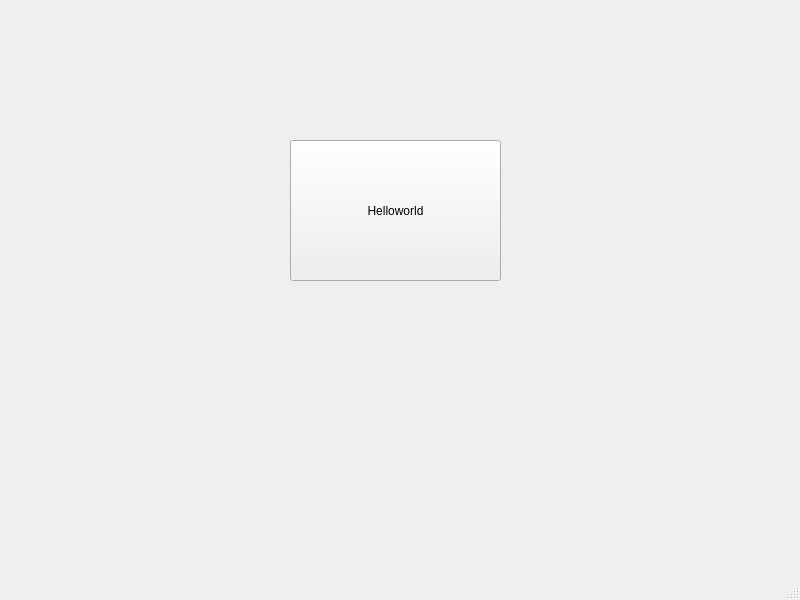
Qt form mainwindow.ui (wenchao0514/DHelloWorld) before a commit.
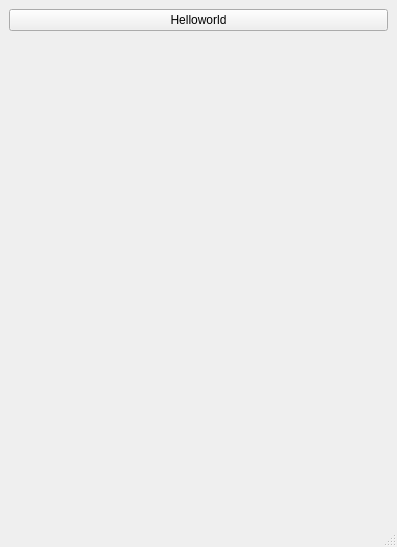
The same form after that commit.

Commit message: hello world *4

What changed in the file:
```diff
--- a/mainwindow.ui
+++ b/mainwindow.ui
@@ -6,49 +6,91 @@
    <rect>
     <x>0</x>
     <y>0</y>
-    <width>800</width>
-    <height>600</height>
+    <width>397</width>
+    <height>547</height>
    </rect>
   </property>
   <property name="windowTitle">
    <string>MainWindow</string>
   </property>
   <widget class="QWidget" name="centralwidget">
-   <widget class="QPushButton" name="pushButton">
-    <property name="geometry">
-     <rect>
-      <x>290</x>
-      <y>140</y>
-      <width>211</width>
-      <height>141</height>
-     </rect>
-    </property>
-    <property name="text">
-     <string>Helloworld</string>
-    </property>
-   </widget>
-   <widget class="QLabel" name="label">
-    <property name="geometry">
-     <rect>
-      <x>250</x>
-      <y>320</y>
-      <width>291</width>
-      <height>141</height>
-     </rect>
-    </property>
-    <property name="font">
-     <font>
-      <family>Berlin Sans FB Demi</family>
-      <pointsize>12</pointsize>
-     </font>
-    </property>
-    <property name="text">
-     <string/>
-    </property>
-    <property name="alignment">
-     <set>Qt::AlignCenter</set>
-    </property>
-   </widget>
+   <layout class="QVBoxLayout" name="verticalLayout">
+    <item>
+     <layout class="QGridLayout" name="gridLayout">
+      <item row="2" column="0">
+       <widget class="QLabel" name="label_2">
+        <property name="font">
+         <font>
+          <family>Constantia</family>
+          <pointsize>12</pointsize>
+         </font>
+        </property>
+        <property name="text">
+         <string/>
+        </property>
+        <property name="alignment">
+         <set>Qt::AlignCenter</set>
+        </property>
+       </widget>
+      </item>
+      <item row="3" column="0">
+       <widget class="QLabel" name="label_3">
+        <property name="font">
+         <font>
+          <family>Lucida Sans Unicode</family>
+          <pointsize>12</pointsize>
+         </font>
+        </property>
+        <property name="text">
+         <string/>
+        </property>
+        <property name="alignment">
+         <set>Qt::AlignCenter</set>
+        </property>
+       </widget>
+      </item>
+      <item row="4" column="0">
+       <widget class="QLabel" name="label_4">
+        <property name="font">
+         <font>
+          <family>Algerian</family>
+          <pointsize>12</pointsize>
+         </font>
+        </property>
+        <property name="text">
+         <string/>
+        </property>
+        <property name="alignment">
+         <set>Qt::AlignCenter</set>
+        </property>
+       </widget>
+      </item>
+      <item row="1" column="0">
+       <widget class="QLabel" name="label">
+        <property name="font">
+         <font>
+          <family>华文中宋</family>
+          <pointsize>12</pointsize>
+         </font>
+        </property>
+        <property name="text">
+         <string/>
+        </property>
+        <property name="alignment">
+         <set>Qt::AlignCenter</set>
+        </property>
+       </widget>
+      </item>
+      <item row="0" column="0">
+       <widget class="QPushButton" name="pushButton">
+        <property name="text">
+         <string>Helloworld</string>
+        </property>
+       </widget>
+      </item>
+     </layout>
+    </item>
+   </layout>
   </widget>
   <widget class="QMenuBar" name="menubar">
    <property name="geometry">
```
Left out of the diff: 2 changed lines with no effect on the pictures. The commit also changes 2 other files.
